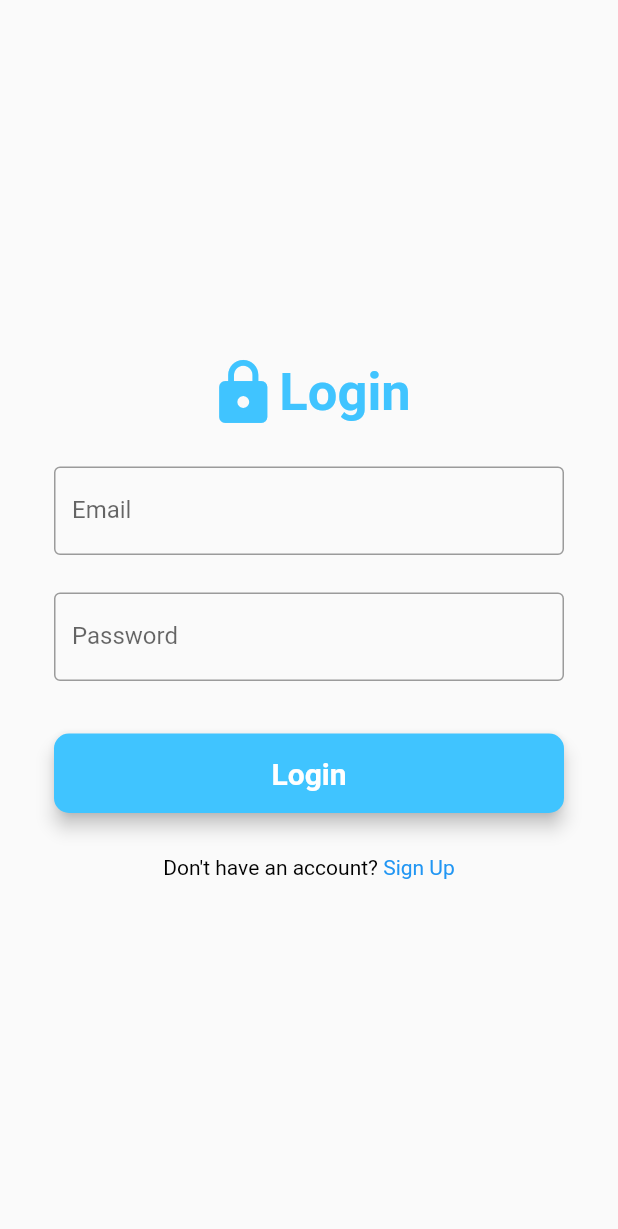
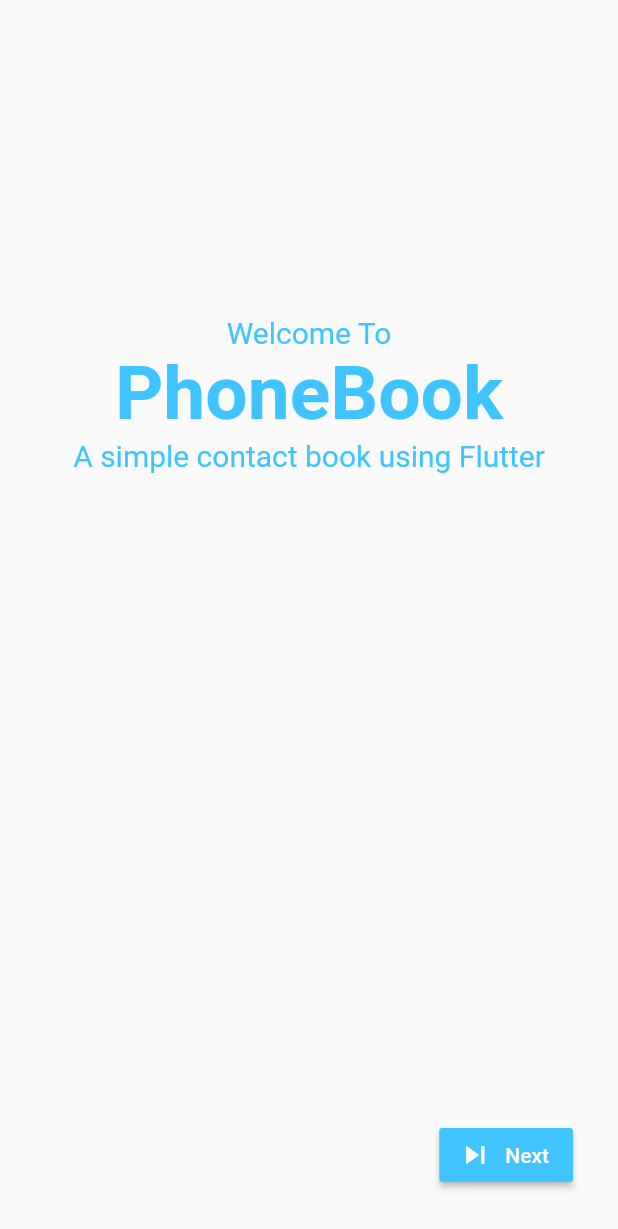
Before and after one commit to as-shahriar/flutter_phonebook, a Flutter app: the screen it shows after launch, on a phone screen of 412 x 824 dp. Shown: the top 1229 px of the screen. Run offline on Flutter 3.47's test engine with Material 2 defaults, Android fonts, the phone set to English and light mode, and no system bars; our stand-ins replace get_it, image_picker, shared_preferences, sqflite; accounts and stored records are empty; Roboto replaces fonts that are missing (Montserrat).

Commit message:
added splash

```diff
--- a/lib/Services/SharedPref.dart
+++ b/lib/Services/SharedPref.dart
@@ -3,6 +3,8 @@
 
 class SharedPrefs {
   String userData = 'userInfo';
+  String initial = "initial";
+
   void storeInSharedPrefs(Map data) async {
     //userId, email
     final prefs = await SharedPreferences.getInstance();
@@ -10,9 +12,12 @@
     prefs.setString(userData, info);
   }
 
-  Future<bool> checkIfPresentInSharedPrefs() async {
+  Future<Map> checkIfPresentInSharedPrefs() async {
     final prefs = await SharedPreferences.getInstance();
-    return prefs.containsKey(userData);
+    return {
+      'user': prefs.containsKey(userData),
+      'isInit': prefs.containsKey(initial)
+    };
   }
 
   Future<Map> getUserInfo() async {
@@ -27,4 +32,9 @@
     prefs.remove(userData);
     return;
   }
+
+  void setInit() async {
+    final prefs = await SharedPreferences.getInstance();
+    prefs.setString(initial, "true");
+  }
 }
--- /dev/null
+++ b/lib/core/scoped_models/splash.dart
@@ -0,0 +1,62 @@
+import 'package:flutter/cupertino.dart';
+import 'package:flutter/material.dart';
+import 'package:flutter/painting.dart';
+import 'package:phonebook/themeConfig.dart';
+
+class Splash extends StatelessWidget {
+  @override
+  Widget build(BuildContext context) {
+    return Scaffold(
+      body: Padding(
+        padding: const EdgeInsets.all(30.0),
+        child: Column(
+            mainAxisAlignment: MainAxisAlignment.spaceBetween,
+            children: [
+              Padding(
+                padding: const EdgeInsets.only(top: 180.0),
+                child: Column(
+                  children: [
+                    Text(
+                      "Welcome To",
+                      style: TextStyle(
+                        color: primaryColor,
+                        fontSize: 20,
+                      ),
+                    ),
+                    Text(
+                      "PhoneBook",
+                      style: TextStyle(
+                          color: primaryColor,
+                          fontSize: 50,
+                          fontWeight: FontWeight.bold),
+                      textAlign: TextAlign.center,
+                    ),
+                    Text(
+                      "A simple contact book using Flutter",
+                      style: TextStyle(
+                        color: primaryColor,
+                        fontSize: 20,
+                      ),
+                    ),
+                  ],
+                ),
+              ),
+              Row(
+                mainAxisAlignment: MainAxisAlignment.end,
+                children: [
+                  RaisedButton.icon(
+                    onPressed: () {
+                      Navigator.of(context).pushNamed('signUp');
+                    },
+                    label: Text("Next"),
+                    icon: Icon(Icons.skip_next),
+                    color: primaryColor,
+                    textColor: Colors.white,
+                  )
+                ],
+              )
+            ]),
+      ),
+    );
+  }
+}
--- a/lib/main.dart
+++ b/lib/main.dart
@@ -1,4 +1,6 @@
+import 'package:phonebook/core/scoped_models/splash.dart';
 import 'package:phonebook/routes/RouteBuilder.dart';
+import 'package:phonebook/themeConfig.dart';
 import 'package:phonebook/ui/views/home_view.dart';
 import 'package:phonebook/ui/views/login_view.dart';
 import 'package:flutter/material.dart';
@@ -18,19 +20,28 @@
   @override
   Widget build(BuildContext context) {
     return MaterialApp(
-      title: 'Flutter Demo',
+      title: 'PhoneBook',
       theme: ThemeData(
         primarySwatch: Colors.blue,
       ),
-      home: FutureBuilder<bool>(
+      home: FutureBuilder<Map>(
         future: sharedPrefs.checkIfPresentInSharedPrefs(),
-        builder: (BuildContext context, AsyncSnapshot<bool> snapshot) {
+        builder: (BuildContext context, AsyncSnapshot<Map> snapshot) {
           if (snapshot.hasData &&
               snapshot.connectionState == ConnectionState.done) {
-            return snapshot.data ? HomeView() : LoginView();
+            print(snapshot.data);
+            if (!snapshot.data['isInit']) {
+              sharedPrefs.setInit();
+              return Splash();
+            } else if (snapshot.data['user'])
+              return HomeView();
+            else
+              return LoginView();
           } else {
             return Center(
-              child: CircularProgressIndicator(),
+              child: CircularProgressIndicator(
+                backgroundColor: Colors.white,
+              ),
             );
           }
         },
```
